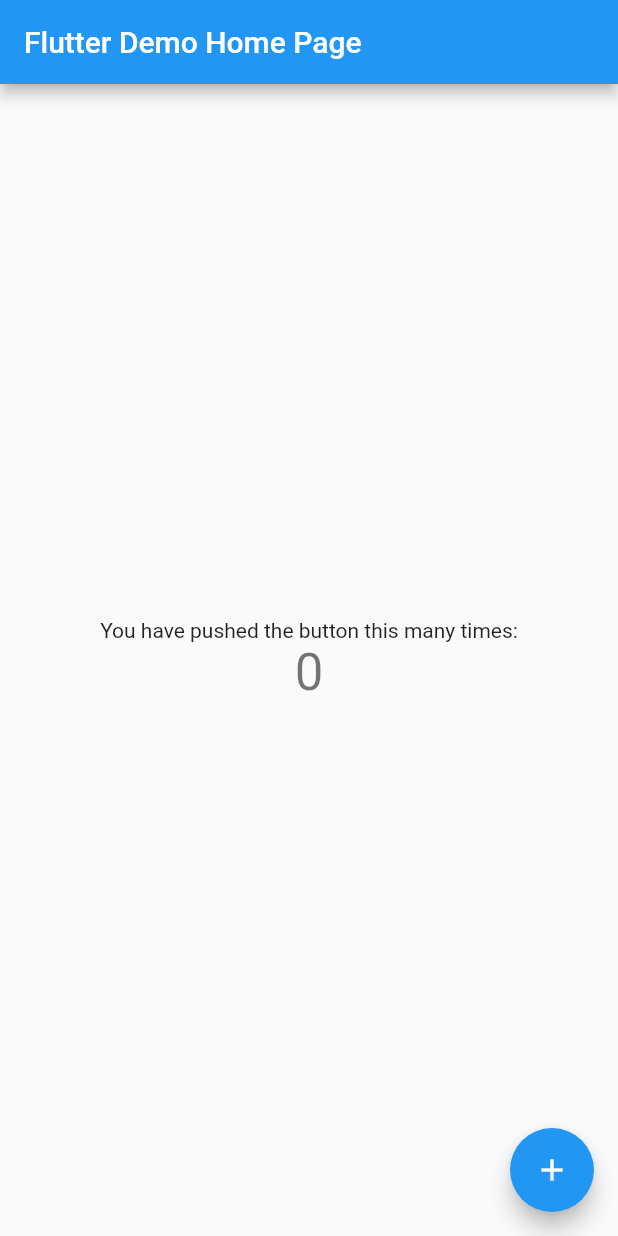
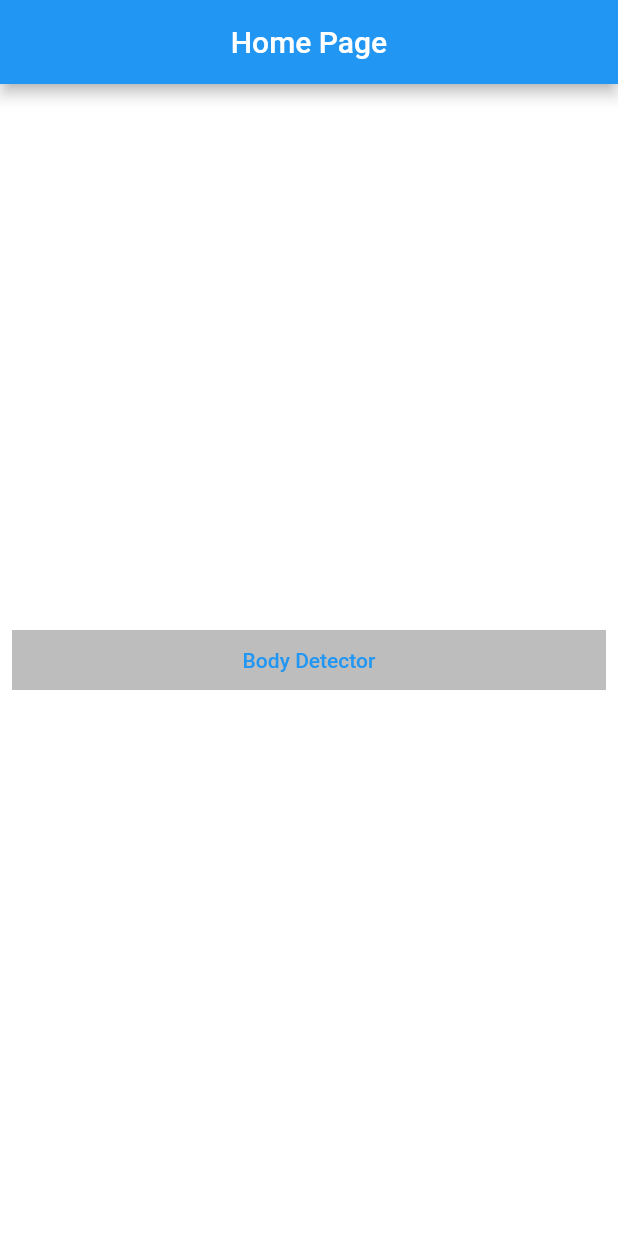
Before and after one commit to Jaehyeon0415/google_mlkit_test, a Flutter app: the screen it shows after launch, on a phone screen of 412 x 824 dp. Run offline on Flutter 3.47's test engine with Material 2 defaults, Android fonts, the phone set to English and light mode, and no system bars; our stand-ins replace permission_handler; missing offline and left inert: body_detection.

```diff
--- /dev/null
+++ b/lib/home_page.dart
@@ -0,0 +1,42 @@
+import 'package:flutter/material.dart';
+import 'package:permission_handler/permission_handler.dart';
+
+class HomePage extends StatefulWidget {
+  const HomePage({Key? key}) : super(key: key);
+
+  @override
+  State<HomePage> createState() => _HomePageState();
+}
+
+class _HomePageState extends State<HomePage> {
+  @override
+  Widget build(BuildContext context) {
+    return Scaffold(
+      appBar: AppBar(
+        centerTitle: true,
+        title: const Text('Home Page'),
+      ),
+      body: Column(
+        mainAxisAlignment: MainAxisAlignment.center,
+        children: [
+          TextButton(
+            child: Container(
+              alignment: Alignment.center,
+              padding: const EdgeInsets.all(12.0),
+              color: Colors.grey.shade400,
+              child: const Text('Body Detector'),
+            ),
+            onPressed: () async {
+              if (await Permission.camera.isGranted) {
+                Navigator.of(context).pushNamed('/body-detection');
+              } else if (await Permission.camera.request() ==
+                  PermissionStatus.granted) {
+                Navigator.of(context).pushNamed('/body-detection');
+              }
+            },
+          ),
+        ],
+      ),
+    );
+  }
+}
--- a/lib/main.dart
+++ b/lib/main.dart
@@ -1,4 +1,7 @@
 import 'package:flutter/material.dart';
+import 'package:google_mlkit_test/body_detector/body_detector_page.dart';
+import 'package:google_mlkit_test/home_page.dart';
+import 'package:google_mlkit_test/pose_detector/pose_detector_page.dart';
 
 void main() {
   runApp(const MyApp());
@@ -7,109 +10,20 @@
 class MyApp extends StatelessWidget {
   const MyApp({Key? key}) : super(key: key);
 
-  // This widget is the root of your application.
   @override
   Widget build(BuildContext context) {
     return MaterialApp(
-      title: 'Flutter Demo',
+      title: 'Flutter google-ml-kit demo',
       theme: ThemeData(
-        // This is the theme of your application.
-        //
-        // Try running your application with "flutter run". You'll see the
-        // application has a blue toolbar. Then, without quitting the app, try
-        // changing the primarySwatch below to Colors.green and then invoke
-        // "hot reload" (press "r" in the console where you ran "flutter run",
-        // or simply save your changes to "hot reload" in a Flutter IDE).
-        // Notice that the counter didn't reset back to zero; the application
-        // is not restarted.
+        scaffoldBackgroundColor: Colors.white,
         primarySwatch: Colors.blue,
       ),
-      home: const MyHomePage(title: 'Flutter Demo Home Page'),
+      initialRoute: '/',
+      routes: {
+        '/': (context) => const HomePage(),
+        // '/pose-detection': (context) => const PoseDetectorPage(),
+        '/body-detection': (context) => const BodyDetectorPage(),
+      },
     );
   }
 }
-
-class MyHomePage extends StatefulWidget {
-  const MyHomePage({Key? key, required this.title}) : super(key: key);
-
-  // This widget is the home page of your application. It is stateful, meaning
-  // that it has a State object (defined below) that contains fields that affect
-  // how it looks.
-
-  // This class is the configuration for the state. It holds the values (in this
-  // case the title) provided by the parent (in this case the App widget) and
-  // used by the build method of the State. Fields in a Widget subclass are
-  // always marked "final".
-
-  final String title;
-
-  @override
-  State<MyHomePage> createState() => _MyHomePageState();
-}
-
-class _MyHomePageState extends State<MyHomePage> {
-  int _counter = 0;
-
-  void _incrementCounter() {
-    setState(() {
-      // This call to setState tells the Flutter framework that something has
-      // changed in this State, which causes it to rerun the build method below
-      // so that the display can reflect the updated values. If we changed
-      // _counter without calling setState(), then the build method would not be
-      // called again, and so nothing would appear to happen.
-      _counter++;
-    });
-  }
-
-  @override
-  Widget build(BuildContext context) {
-    // This method is rerun every time setState is called, for instance as done
-    // by the _incrementCounter method above.
-    //
-    // The Flutter framework has been optimized to make rerunning build methods
-    // fast, so that you can just rebuild anything that needs updating rather
-    // than having to individually change instances of widgets.
-    return Scaffold(
-      appBar: AppBar(
-        // Here we take the value from the MyHomePage object that was created by
-        // the App.build method, and use it to set our appbar title.
-        title: Text(widget.title),
-      ),
-      body: Center(
-        // Center is a layout widget. It takes a single child and positions it
-        // in the middle of the parent.
-        child: Column(
-          // Column is also a layout widget. It takes a list of children and
-          // arranges them vertically. By default, it sizes itself to fit its
-          // children horizontally, and tries to be as tall as its parent.
-          //
-          // Invoke "debug painting" (press "p" in the console, choose the
-          // "Toggle Debug Paint" action from the Flutter Inspector in Android
-          // Studio, or the "Toggle Debug Paint" command in Visual Studio Code)
-          // to see the wireframe for each widget.
-          //
-          // Column has various properties to control how it sizes itself and
-          // how it positions its children. Here we use mainAxisAlignment to
-          // center the children vertically; the main axis here is the vertical
-          // axis because Columns are vertical (the cross axis would be
-          // horizontal).
-          mainAxisAlignment: MainAxisAlignment.center,
-          children: <Widget>[
-            const Text(
-              'You have pushed the button this many times:',
-            ),
-            Text(
-              '$_counter',
-              style: Theme.of(context).textTheme.headline4,
-            ),
-          ],
-        ),
-      ),
-      floatingActionButton: FloatingActionButton(
-        onPressed: _incrementCounter,
-        tooltip: 'Increment',
-        child: const Icon(Icons.add),
-      ), // This trailing comma makes auto-formatting nicer for build methods.
-    );
-  }
-}
--- a/pubspec.yaml
+++ b/pubspec.yaml
@@ -29,6 +29,9 @@
 dependencies:
   flutter:
     sdk: flutter
+
+  permission_handler: ^9.2.0          # https://pub.dev/packages/permission_handler
+  body_detection: ^0.0.3              # https://pub.dev/packages/body_detection
 
 
   # The following adds the Cupertino Icons font to your application.
```
Also changed, not shown: lib/body_detector/body_detector_page.dart (added, +150 -0 lines), lib/body_detector/pose_mask_painter.dart (added, +139 -0 lines), pubspec.lock, 11 other files.
